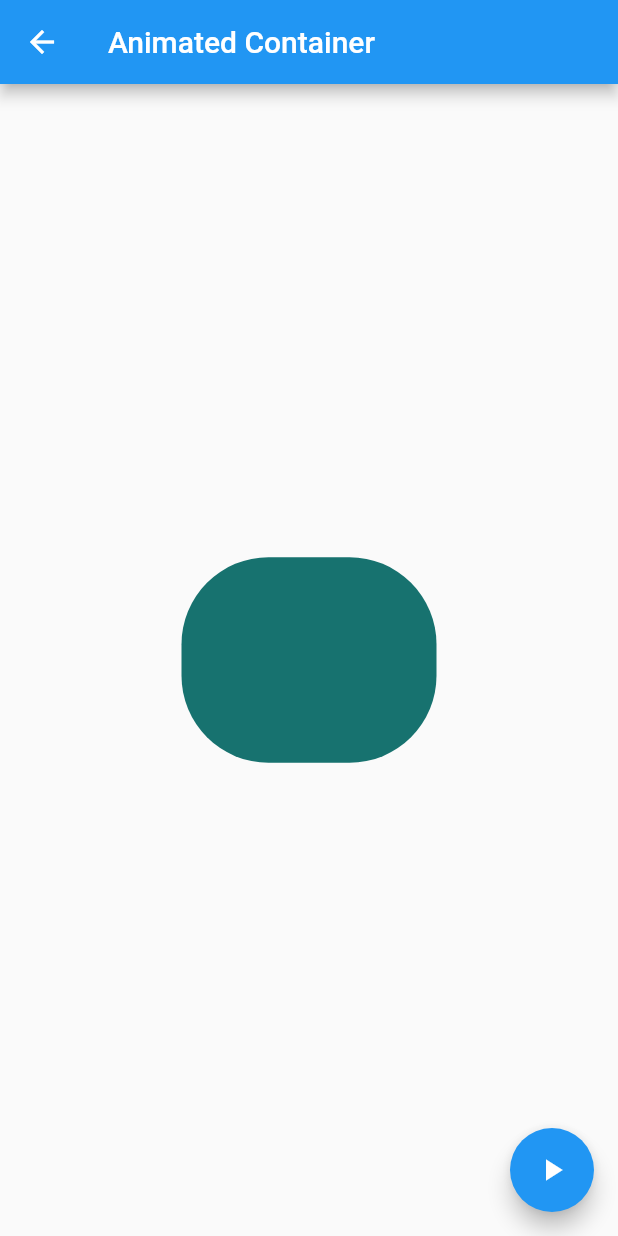
After one commit to DXelor/Aprendiendo-Flutter, a Flutter app: the AnimatedContainerPage screen opened by its route, after a tap on the "play arrow" icon, on a phone screen of 412 x 824 dp. The commit adds this screen. Run offline on Flutter 3.47's test engine with Material 2 defaults, Android fonts, the phone set to English and light mode, and no system bars.

Commit message:
Container & AnimatedContainer

```diff
--- a/componentes/data/menu_opts.json
+++ b/componentes/data/menu_opts.json
@@ -15,6 +15,11 @@
             "ruta" : "card",
             "icon" : "folder_open",
             "texto": "Cards - Tarjetas"
+        },
+        {
+            "ruta" : "animatedContainer",
+            "icon" : "donut_large",
+            "texto": "Animated Container"
         }
     ]
 }
--- /dev/null
+++ b/componentes/lib/src/pages/animated_container.dart
@@ -0,0 +1,48 @@
+import 'package:flutter/material.dart';
+import 'dart:math';
+
+class AnimatedContainerPage extends StatefulWidget {
+  @override
+  _AnimatedContainerPageState createState() => _AnimatedContainerPageState();
+}
+
+class _AnimatedContainerPageState extends State<AnimatedContainerPage> {
+  double _width = 50.0;
+  double _height = 50.0;
+  Color _color = Colors.black45;
+
+  BorderRadiusGeometry _borderRadius = BorderRadius.circular(8.0);
+
+  @override
+  Widget build(BuildContext context) {
+    return Scaffold(
+      appBar: AppBar(
+        title: Text('Animated Container'),
+      ),
+      body: Center(
+        child: AnimatedContainer(
+          duration: Duration(seconds: 1),
+          curve: Curves.bounceIn,
+          width: _width,
+          height: _height,
+          decoration: BoxDecoration(borderRadius: _borderRadius, color: _color),
+        ),
+      ),
+      floatingActionButton: FloatingActionButton(
+        child: Icon(Icons.play_arrow),
+        onPressed: () => _cambiarForma(),
+      ),
+    );
+  }
+
+  void _cambiarForma() {
+    final random = Random();
+    setState(() {
+      _width = random.nextInt(250).toDouble();
+      _height = random.nextInt(300).toDouble();
+      _color = Color.fromRGBO(
+          random.nextInt(255), random.nextInt(255), random.nextInt(255), 1);
+      _borderRadius = BorderRadius.circular(random.nextInt(100).toDouble());
+    });
+  }
+}
--- a/componentes/lib/src/routes/routes.dart
+++ b/componentes/lib/src/routes/routes.dart
@@ -1,9 +1,10 @@
-import 'package:componentes/src/pages/card_page.dart';
+import 'package:componentes/src/pages/home_page.dart';
 import 'package:flutter/material.dart';
 
 import 'package:componentes/src/pages/avatar_page.dart';
 import 'package:componentes/src/pages/alert_page.dart';
-import 'package:componentes/src/pages/home_page.dart';
+import 'package:componentes/src/pages/card_page.dart';
+import 'package:componentes/src/pages/animated_container.dart';
 
 Map<String, WidgetBuilder> getApplicationRoutes() {
   return <String, WidgetBuilder>{
@@ -11,5 +12,6 @@ Map<String, WidgetBuilder> getApplicationRoutes() {
     'alert': (BuildContext context) => AlertPage(),
     'avatar': (BuildContext context) => AvatarPage(),
     'card': (BuildContext context) => CardPage(),
+    'animatedContainer': (BuildContext context) => AnimatedContainerPage(),
   };
 }
--- a/componentes/lib/src/utils/icon_string_util.dart
+++ b/componentes/lib/src/utils/icon_string_util.dart
@@ -3,7 +3,8 @@ import 'package:flutter/material.dart';
 final _icons = <String, IconData>{
   'add_alert': Icons.add_alert,
   'accessibility': Icons.accessibility,
-  'folder_open': Icons.folder_open
+  'folder_open': Icons.folder_open,
+  'donut_large': Icons.donut_large
 };
 
 Icon getIcon(String nombreIcono) {
```
